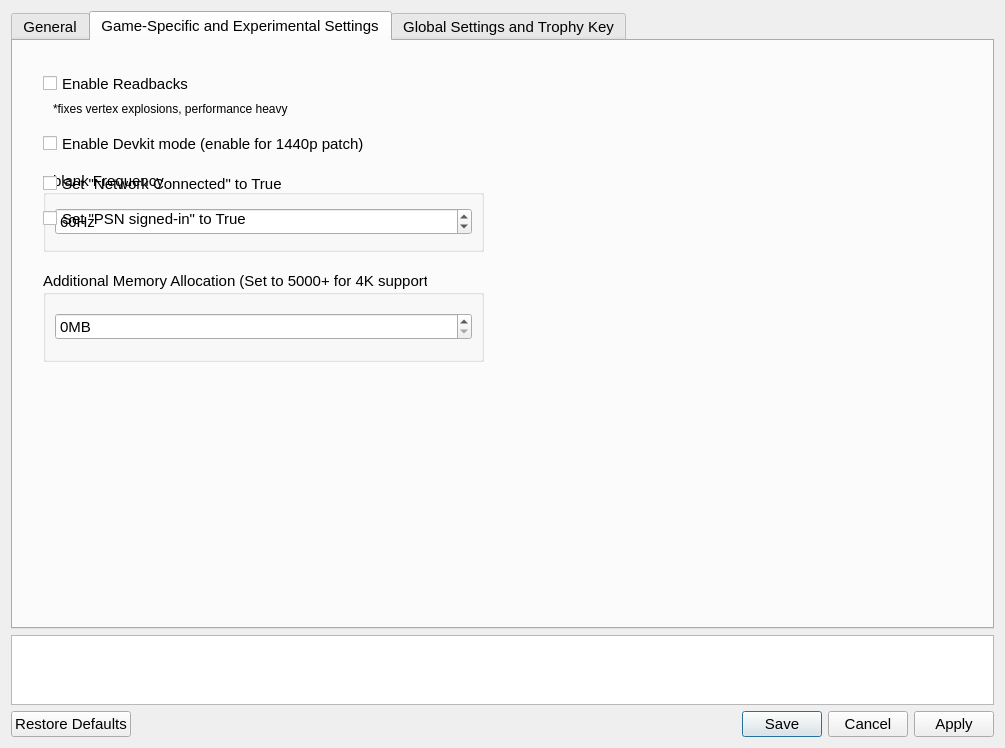
First picture: the form in settings/ShadSettings.ui, repository rainmakerv3/BB_Launcher, before the edit.
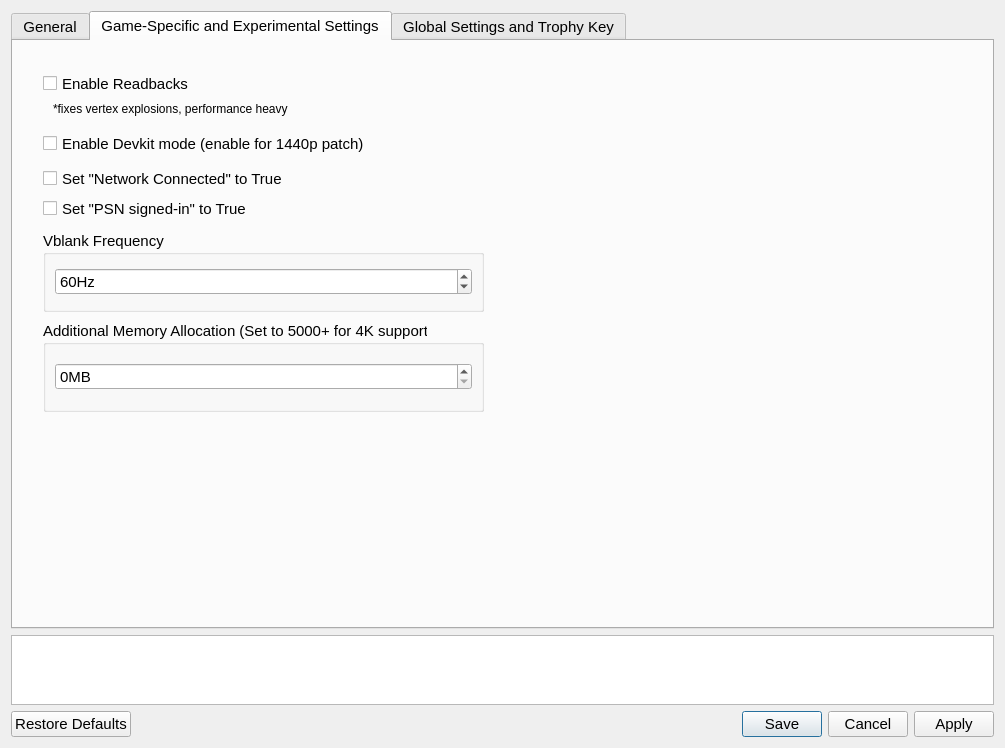
Second picture: the form after the edit. The open tabs and pages were chosen to show the change. Icons and pictures are not drawn.

The edit to the form file:
```diff
--- a/settings/ShadSettings.ui
+++ b/settings/ShadSettings.ui
@@ -839,7 +839,7 @@
        <property name="geometry">
         <rect>
          <x>30</x>
-         <y>130</y>
+         <y>190</y>
          <width>441</width>
          <height>81</height>
         </rect>
@@ -882,7 +882,7 @@
         <property name="geometry">
           <rect>
             <x>30</x>
-            <y>130</y>
+            <y>125</y>
             <width>400</width>
             <height>25</height>
           </rect>
@@ -895,7 +895,7 @@
         <property name="geometry">
           <rect>
             <x>30</x>
-            <y>165</y>
+            <y>155</y>
             <width>400</width>
             <height>25</height>
           </rect>
@@ -908,7 +908,7 @@
        <property name="geometry">
         <rect>
          <x>30</x>
-         <y>230</y>
+         <y>280</y>
          <width>441</width>
          <height>91</height>
         </rect>
```
